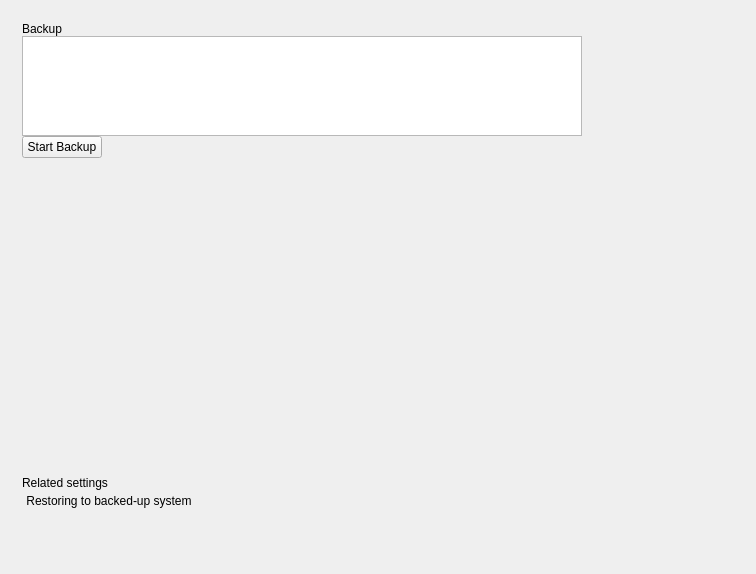
First picture: the form in plugins/security-updates/backup/backup.ui, repository ukui/ukui-control-center, before the edit.
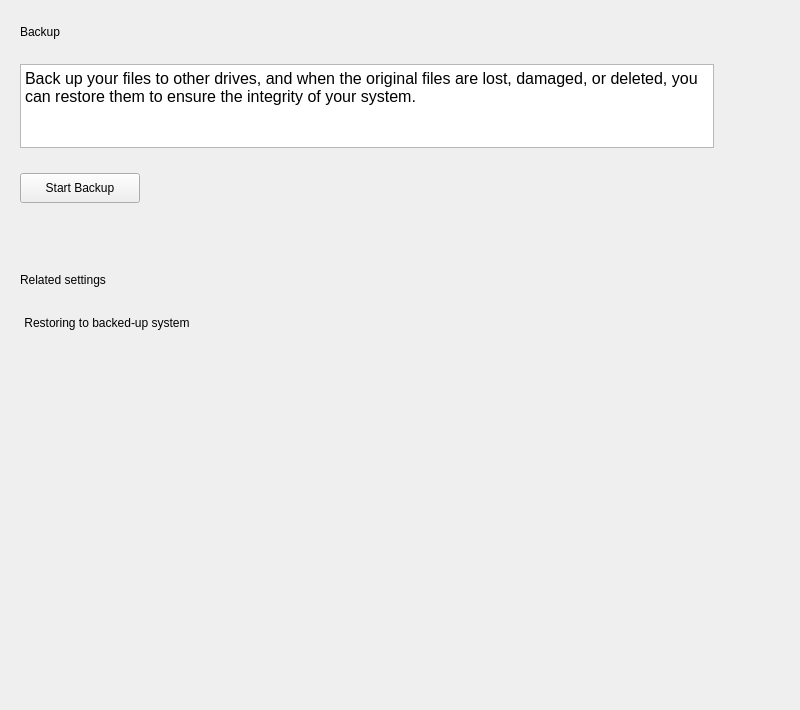
Second picture: the form after the edit.

What changed in the file:
```diff
--- a/plugins/security-updates/backup/backup.ui
+++ b/plugins/security-updates/backup/backup.ui
@@ -6,38 +6,77 @@
    <rect>
     <x>0</x>
     <y>0</y>
-    <width>756</width>
-    <height>574</height>
+    <width>800</width>
+    <height>710</height>
    </rect>
   </property>
   <property name="minimumSize">
    <size>
-    <width>756</width>
-    <height>574</height>
+    <width>800</width>
+    <height>710</height>
    </size>
   </property>
   <property name="maximumSize">
    <size>
-    <width>756</width>
-    <height>574</height>
+    <width>800</width>
+    <height>710</height>
    </size>
   </property>
   <property name="windowTitle">
    <string>Backup</string>
   </property>
   <layout class="QVBoxLayout" name="verticalLayout_2">
+   <property name="spacing">
+    <number>0</number>
+   </property>
+   <property name="leftMargin">
+    <number>0</number>
+   </property>
+   <property name="topMargin">
+    <number>0</number>
+   </property>
+   <property name="rightMargin">
+    <number>0</number>
+   </property>
+   <property name="bottomMargin">
+    <number>0</number>
+   </property>
    <item>
     <widget class="QStackedWidget" name="StackedWidget">
      <widget class="QWidget" name="Page1">
       <layout class="QVBoxLayout" name="verticalLayout">
        <property name="spacing">
+        <number>25</number>
+       </property>
+       <property name="leftMargin">
+        <number>20</number>
+       </property>
+       <property name="topMargin">
+        <number>25</number>
+       </property>
+       <property name="rightMargin">
+        <number>0</number>
+       </property>
+       <property name="bottomMargin">
         <number>0</number>
        </property>
        <item>
         <widget class="QLabel" name="label">
+         <property name="sizePolicy">
+          <sizepolicy hsizetype="Fixed" vsizetype="Fixed">
+           <horstretch>0</horstretch>
+           <verstretch>0</verstretch>
+          </sizepolicy>
+         </property>
          <property name="text">
           <string>Backup</string>
          </property>
+         <property name="scaledContents">
+          <bool>true</bool>
+         </property>
+         <property name="stylesize" stdset="0">
+          <string notr="true">title1#</string>
+         </property>
         </widget>
        </item>
        <item>
@@ -46,16 +85,23 @@
           <widget class="QTextEdit" name="textEdit">
            <property name="minimumSize">
             <size>
-             <width>560</width>
-             <height>100</height>
+             <width>694</width>
+             <height>84</height>
             </size>
            </property>
            <property name="maximumSize">
             <size>
-             <width>560</width>
-             <height>100</height>
+             <width>694</width>
+             <height>84</height>
             </size>
            </property>
+           <property name="html">
+            <string>&lt;!DOCTYPE HTML PUBLIC &quot;-//W3C//DTD HTML 4.0//EN&quot; &quot;http://www.w3.org/TR/REC-html40/strict.dtd&quot;&gt;
+&lt;html&gt;&lt;head&gt;&lt;meta name=&quot;qrichtext&quot; content=&quot;1&quot; /&gt;&lt;style type=&quot;text/css&quot;&gt;
+p, li { white-space: pre-wrap; }
+&lt;/style&gt;&lt;/head&gt;&lt;body style=&quot; font-family:'Sans Serif'; font-size:9pt; font-weight:400; font-style:normal;&quot;&gt;
+&lt;p style=&quot; margin-top:0px; margin-bottom:0px; margin-left:0px; margin-right:0px; -qt-block-indent:0; text-indent:0px;&quot;&gt;&lt;span style=&quot; font-size:12pt;&quot;&gt;Back up your files to other drives, and when the original files are lost, damaged, or deleted, you can restore them to ensure the integrity of your system.&lt;/span&gt;&lt;/p&gt;&lt;/body&gt;&lt;/html&gt;</string>
+           </property>
           </widget>
          </item>
          <item>
@@ -76,7 +122,19 @@
        <item>
         <layout class="QHBoxLayout" name="horizontalLayout_2">
          <item>
-          <widget class="QPushButton" name="pushButton">
+          <widget class="QPushButton" name="backupBtn">
+           <property name="minimumSize">
+            <size>
+             <width>120</width>
+             <height>30</height>
+            </size>
+           </property>
+           <property name="maximumSize">
+            <size>
+             <width>120</width>
+             <height>30</height>
+            </size>
+           </property>
            <property name="text">
             <string>Start Backup</string>
            </property>
@@ -103,21 +161,33 @@
           <enum>Qt::Vertical</enum>
          </property>
          <property name="sizeType">
-          <enum>QSizePolicy::Expanding</enum>
+          <enum>QSizePolicy::Fixed</enum>
          </property>
          <property name="sizeHint" stdset="0">
           <size>
            <width>20</width>
-           <height>40</height>
+           <height>45</height>
           </size>
          </property>
         </spacer>
        </item>
        <item>
         <widget class="QLabel" name="label_2">
+         <property name="sizePolicy">
+          <sizepolicy hsizetype="Fixed" vsizetype="Fixed">
+           <horstretch>0</horstretch>
+           <verstretch>0</verstretch>
+          </sizepolicy>
+         </property>
          <property name="text">
           <string>Related settings</string>
          </property>
+         <property name="scaledContents">
+          <bool>true</bool>
+         </property>
+         <property name="stylesize" stdset="0">
+          <string notr="true">title1#</string>
+         </property>
         </widget>
        </item>
        <item>
@@ -153,7 +223,7 @@
           <enum>Qt::Vertical</enum>
          </property>
          <property name="sizeType">
-          <enum>QSizePolicy::Fixed</enum>
+          <enum>QSizePolicy::Expanding</enum>
          </property>
          <property name="sizeHint" stdset="0">
           <size>
```
